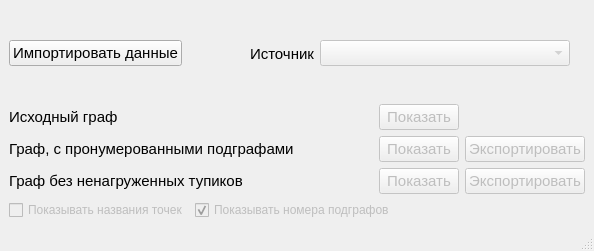
The window that mainwindow.ui (hosglial/courseProgMethods) describes before a commit, drawn with Qt 5.
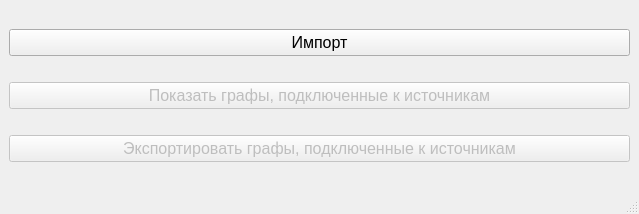
The same window after the commit.

What changed in the file:
```diff
--- a/mainwindow.ui
+++ b/mainwindow.ui
@@ -6,8 +6,8 @@
    <rect>
     <x>0</x>
     <y>0</y>
-    <width>594</width>
-    <height>251</height>
+    <width>639</width>
+    <height>214</height>
    </rect>
   </property>
   <property name="windowTitle">
@@ -16,242 +16,46 @@
   <widget class="QWidget" name="centralwidget">
    <layout class="QVBoxLayout" name="verticalLayout">
     <item>
-     <layout class="QHBoxLayout" name="horizontalLayout">
-      <item>
        <widget class="QPushButton" name="init_button">
         <property name="font">
          <font>
-          <pointsize>11</pointsize>
+        <pointsize>12</pointsize>
          </font>
         </property>
         <property name="text">
-         <string>Импортировать данные</string>
+       <string>Импорт</string>
         </property>
        </widget>
       </item>
       <item>
-       <spacer name="horizontalSpacer">
-        <property name="orientation">
-         <enum>Qt::Horizontal</enum>
-        </property>
-        <property name="sizeHint" stdset="0">
-         <size>
-          <width>40</width>
-          <height>20</height>
-         </size>
-        </property>
-       </spacer>
-      </item>
-      <item>
-       <widget class="QLabel" name="label_4">
-        <property name="font">
-         <font>
-          <pointsize>11</pointsize>
-         </font>
-        </property>
-        <property name="layoutDirection">
-         <enum>Qt::LeftToRight</enum>
-        </property>
-        <property name="text">
-         <string>Источник</string>
-        </property>
-        <property name="alignment">
-         <set>Qt::AlignCenter</set>
-        </property>
-       </widget>
-      </item>
-      <item>
-       <widget class="QComboBox" name="source_box">
+     <widget class="QPushButton" name="show_button">
         <property name="enabled">
          <bool>false</bool>
         </property>
-        <property name="minimumSize">
-         <size>
-          <width>250</width>
-          <height>0</height>
-         </size>
-        </property>
         <property name="font">
          <font>
-          <pointsize>11</pointsize>
-         </font>
-        </property>
-       </widget>
-      </item>
-      <item>
-       <widget class="QLabel" name="label_5">
-        <property name="font">
-         <font>
-          <pointsize>11</pointsize>
-         </font>
-        </property>
+        <pointsize>12</pointsize>
+       </font>
+      </property>
         <property name="text">
-         <string/>
+       <string>Показать графы, подключенные к источникам</string>
         </property>
        </widget>
       </item>
-     </layout>
-    </item>
     <item>
-     <layout class="QGridLayout" name="gridLayout" columnstretch="1,0,0,0">
-      <item row="2" column="1">
-       <widget class="QPushButton" name="button_weight">
+     <widget class="QPushButton" name="export_button">
         <property name="enabled">
          <bool>false</bool>
         </property>
         <property name="font">
          <font>
-          <pointsize>11</pointsize>
+        <pointsize>12</pointsize>
          </font>
         </property>
         <property name="text">
-         <string>Показать</string>
-        </property>
-       </widget>
-      </item>
-      <item row="1" column="0">
-       <widget class="QLabel" name="label_2">
-        <property name="font">
-         <font>
-          <pointsize>11</pointsize>
-         </font>
-        </property>
-        <property name="text">
-         <string>Граф, с пронумерованными подграфами</string>
-        </property>
-        <property name="wordWrap">
-         <bool>true</bool>
-        </property>
-       </widget>
-      </item>
-      <item row="2" column="0">
-       <widget class="QLabel" name="label_3">
-        <property name="font">
-         <font>
-          <pointsize>11</pointsize>
-         </font>
-        </property>
-        <property name="text">
-         <string>Граф без ненагруженных тупиков</string>
-        </property>
-        <property name="wordWrap">
-         <bool>true</bool>
-        </property>
-       </widget>
-      </item>
-      <item row="1" column="2">
-       <widget class="QPushButton" name="excel_button_2">
-        <property name="enabled">
-         <bool>false</bool>
-        </property>
-        <property name="font">
-         <font>
-          <pointsize>11</pointsize>
-         </font>
-        </property>
-        <property name="text">
-         <string>Экспортировать</string>
-        </property>
-       </widget>
-      </item>
-      <item row="2" column="2">
-       <widget class="QPushButton" name="excel_button_3">
-        <property name="enabled">
-         <bool>false</bool>
-        </property>
-        <property name="font">
-         <font>
-          <pointsize>11</pointsize>
-         </font>
-        </property>
-        <property name="text">
-         <string>Экспортировать</string>
-        </property>
-       </widget>
-      </item>
-      <item row="0" column="0">
-       <widget class="QLabel" name="label">
-        <property name="font">
-         <font>
-          <pointsize>11</pointsize>
-         </font>
-        </property>
-        <property name="text">
-         <string>Исходный граф</string>
-        </property>
-       </widget>
-      </item>
-      <item row="0" column="1">
-       <widget class="QPushButton" name="button_source">
-        <property name="enabled">
-         <bool>false</bool>
-        </property>
-        <property name="font">
-         <font>
-          <pointsize>11</pointsize>
-         </font>
-        </property>
-        <property name="text">
-         <string>Показать</string>
-        </property>
-       </widget>
-      </item>
-      <item row="1" column="1">
-       <widget class="QPushButton" name="button_connect">
-        <property name="enabled">
-         <bool>false</bool>
-        </property>
-        <property name="font">
-         <font>
-          <pointsize>11</pointsize>
-         </font>
-        </property>
-        <property name="text">
-         <string>Показать</string>
-        </property>
-       </widget>
-      </item>
-     </layout>
-    </item>
-    <item>
-     <layout class="QHBoxLayout" name="horizontalLayout_2">
-      <item>
-       <widget class="QCheckBox" name="checkBox_names">
-        <property name="enabled">
-         <bool>false</bool>
-        </property>
-        <property name="text">
-         <string>Показывать названия точек</string>
-        </property>
-       </widget>
-      </item>
-      <item>
-       <widget class="QCheckBox" name="checkBox_numbers">
-        <property name="enabled">
-         <bool>false</bool>
-        </property>
-        <property name="text">
-         <string>Показывать номера подграфов</string>
-        </property>
-        <property name="checked">
-         <bool>true</bool>
-        </property>
-       </widget>
-      </item>
-      <item>
-       <spacer name="horizontalSpacer_2">
-        <property name="orientation">
-         <enum>Qt::Horizontal</enum>
-        </property>
-        <property name="sizeHint" stdset="0">
-         <size>
-          <width>40</width>
-          <height>20</height>
-         </size>
-        </property>
-       </spacer>
-      </item>
-     </layout>
+       <string>Экспортировать графы, подключенные к источникам</string>
+      </property>
+     </widget>
     </item>
    </layout>
   </widget>
```
Left out of the diff: 2 changed lines with no effect on the pictures. Lines whose indentation alone changed are shown as unchanged.
